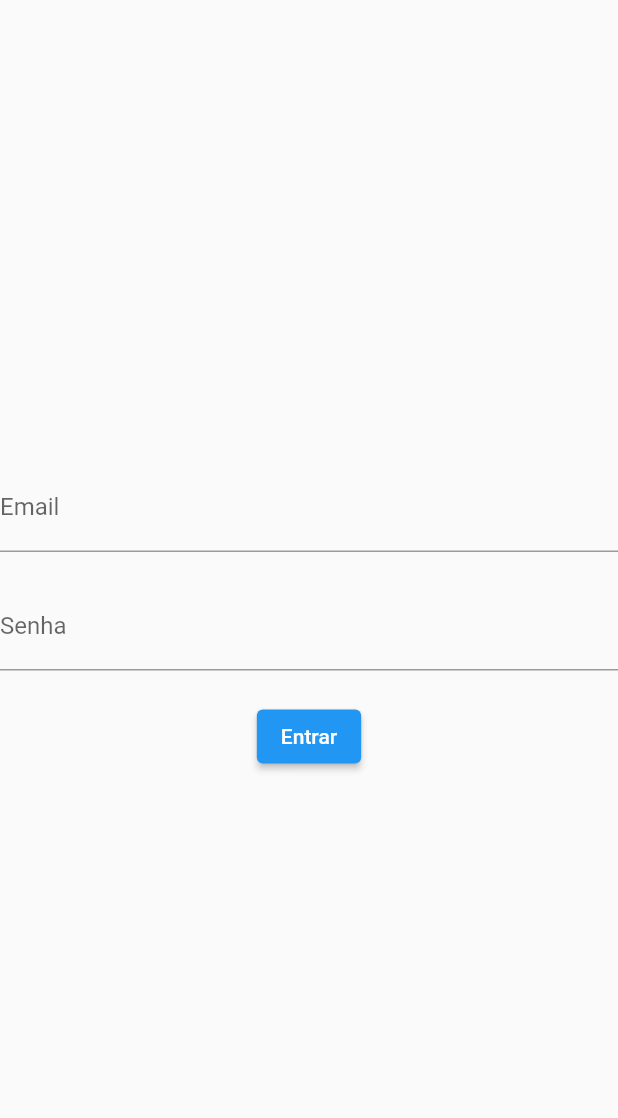
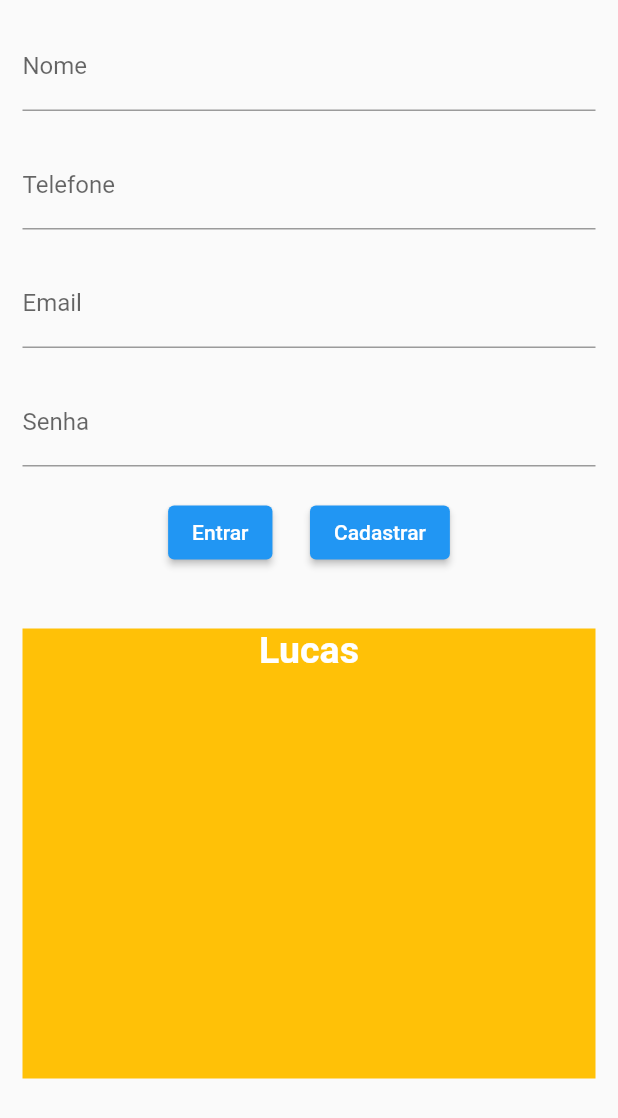
Before and after one commit to devlucasmends/promotor_app, a Flutter app: the screen it shows after launch, after a tap on "Entrar", on a phone screen of 412 x 824 dp. Shown: the top 1118 px of the screen. Run offline on Flutter 3.47's test engine with Material 2 defaults, Android fonts, the phone set to English and light mode, and no system bars; our stand-ins replace cloud_firestore, equatable, firebase_auth, firebase_core, mobx; accounts and stored records are empty; generated files the repository leaves out were written again; network calls fail.

Commit message:
SignUp function implementation in Firebase

```diff
--- a/lib/src/features/auth/business/auth_store.dart
+++ b/lib/src/features/auth/business/auth_store.dart
@@ -1,5 +1,4 @@
 import 'package:mobx/mobx.dart';
-import 'package:promotor_app/src/shared/models/user_model.dart';
 import 'package:promotor_app/src/shared/repositories/auth/auth_repository.dart';
 part 'auth_store.g.dart';
 
@@ -11,14 +10,22 @@ abstract class AuthStoreBase with Store {
 
   AuthStoreBase(this._authRepository);
 
-  UserModel login({required String nome, required String senha}) {
-    print('chegou aqui');
+  Future<void> login({required String email, required String password}) async {
+    await _authRepository.signIn(email: email, password: password);
+    print('Passou do login');
+  }
 
-    _authRepository.signIn(email: nome, password: senha);
-
-    print(nome);
-    print(senha);
-
-    return UserModel(name: nome, password: senha);
+  Future<void> signUp({
+    required String name,
+    required String phone,
+    required String email,
+    required String password,
+  }) async {
+    await _authRepository.signUp(
+      name: name,
+      phone: phone,
+      email: email,
+      password: password,
+    );
   }
 }
--- a/lib/src/features/auth/presentation/auth_sign_in_page.dart
+++ b/lib/src/features/auth/presentation/auth_sign_in_page.dart
@@ -12,8 +12,10 @@ class SignInPage extends StatefulWidget {
 
 class _SignInPageState extends State<SignInPage> {
   late AuthStore auth;
-  TextEditingController nome = TextEditingController();
-  TextEditingController senha = TextEditingController();
+  TextEditingController name = TextEditingController();
+  TextEditingController phone = TextEditingController();
+  TextEditingController email = TextEditingController();
+  TextEditingController password = TextEditingController();
 
   @override
   void initState() {
@@ -26,28 +28,85 @@ class _SignInPageState extends State<SignInPage> {
   @override
   Widget build(BuildContext context) {
     return Scaffold(
-      body: Column(
+      body: Padding(
+        padding: const EdgeInsets.all(15.0),
+        child: SingleChildScrollView(
+          child: Column(
             mainAxisAlignment: MainAxisAlignment.center,
             children: [
               TextField(
                 style: const TextStyle(color: Colors.amber),
+                decoration: const InputDecoration(labelText: "Nome"),
+                controller: name,
+              ),
+              const SizedBox(height: 20),
+              TextField(
+                style: const TextStyle(color: Colors.amber),
+                decoration: const InputDecoration(labelText: "Telefone"),
+                controller: phone,
+              ),
+              const SizedBox(height: 20),
+              TextField(
+                style: const TextStyle(color: Colors.amber),
                 decoration: const InputDecoration(labelText: "Email"),
-            controller: nome,
+                controller: email,
               ),
               const SizedBox(height: 20),
               TextField(
                 style: const TextStyle(color: Colors.amber),
                 decoration: const InputDecoration(labelText: "Senha"),
-            controller: senha,
+                controller: password,
               ),
               const SizedBox(height: 20),
+              Center(
+                child: Row(
+                  mainAxisAlignment: MainAxisAlignment.center,
+                  children: [
                     ElevatedButton(
                       onPressed: () {
-              auth.login(nome: nome.text, senha: senha.text);
+                        auth.login(email: email.text, password: password.text);
                       },
                       child: const Text('Entrar'),
                     ),
+                    const SizedBox(width: 25),
+                    ElevatedButton(
+                      onPressed: () {
+                        auth.signUp(
+                          name: name.text,
+                          phone: phone.text,
+                          email: email.text,
+                          password: password.text,
+                        );
+                      },
+                      child: const Text('Cadastrar'),
+                    ),
                   ],
+                ),
+              ),
+              const SizedBox(height: 40),
+              Container(
+                height: 300,
+                width: double.maxFinite,
+                color: Colors.amber,
+                child: Column(
+                  children: [
+                    RichText(
+                      text: const TextSpan(
+                        style: TextStyle(
+                          fontSize: 25,
+                          fontWeight: FontWeight.w600,
+                        ),
+                        children: [
+                          TextSpan(text: 'Lucas'),
+                        ],
+                      ),
+                    ),
+                  ],
+                ),
+              ),
+            ],
+          ),
+        ),
       ),
     );
   }
--- a/lib/src/shared/models/user_model.dart
+++ b/lib/src/shared/models/user_model.dart
@@ -3,14 +3,14 @@ class UserModel {
   final String name;
   final String phone;
   final String email;
-  final String squad;
+  final String team;
 
   UserModel({
     required this.uid,
     required this.name,
     required this.phone,
     required this.email,
-    this.squad = '',
+    this.team = '',
   });
 
   static UserModel fromJson(Map<String, dynamic> json) => UserModel(
--- a/lib/src/shared/repositories/auth/auth_repository.dart
+++ b/lib/src/shared/repositories/auth/auth_repository.dart
@@ -9,7 +9,21 @@ class AuthRepository {
     _firebaseService.initialize();
   }
 
-  Future<void> signIn({required String email, required String password}) {
-    return _firebaseService.signIn(email: email, password: password);
+  Future<void> signIn({required String email, required String password}) async {
+    await _firebaseService.signIn(email: email, password: password);
+  }
+
+  Future<void> signUp({
+    required String name,
+    required String phone,
+    required String email,
+    required String password,
+  }) async {
+    await _firebaseService.signUp(
+      name: name,
+      phone: phone,
+      email: email,
+      password: password,
+    );
   }
 }
--- a/lib/src/shared/services/firebase/firebase_service.dart
+++ b/lib/src/shared/services/firebase/firebase_service.dart
@@ -9,4 +9,6 @@ abstract class FirebaseService {
     required String email,
     required String password,
   });
+
+  Future<void> setTeam({required uidTeam});
 }
```
Also changed, not shown: lib/src/shared/exceptions/firebase_exception.dart (+8 -0 lines), lib/src/shared/services/firebase/firebase_service_imp.dart (+17 -2 lines). Lines whose indentation alone changed are shown as unchanged.
